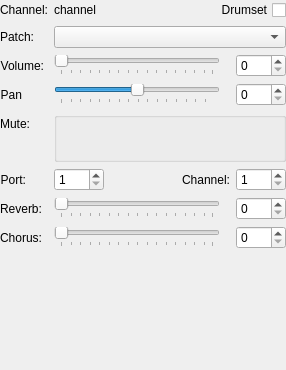
Before: the Qt Designer form mscore/mixerdetails.ui in Obliquely/MuseScore, drawn with Qt 5.
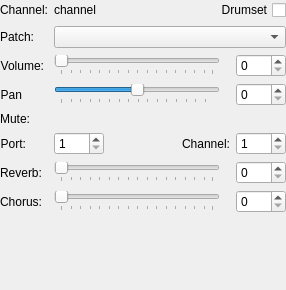
After: the same form once the commit is applied. Custom widgets are drawn as their Qt base class.

Commit message: muteVoices - improved layout & code encapsulation -  moved internal details to mixerTrackItem

```diff
--- a/mscore/mixerdetails.ui
+++ b/mscore/mixerdetails.ui
@@ -7,7 +7,7 @@
     <x>0</x>
     <y>0</y>
     <width>286</width>
-    <height>370</height>
+    <height>290</height>
    </rect>
   </property>
   <property name="sizePolicy">
@@ -23,6 +23,12 @@
    </size>
   </property>
   <layout class="QFormLayout" name="formLayout">
+   <property name="formAlignment">
+    <set>Qt::AlignLeading|Qt::AlignLeft|Qt::AlignTop</set>
+   </property>
+   <property name="verticalSpacing">
+    <number>-1</number>
+   </property>
    <property name="leftMargin">
     <number>0</number>
    </property>
@@ -327,7 +333,7 @@
      </item>
     </layout>
    </item>
-   <item row="4" column="0">
+   <item row="5" column="0">
     <widget class="QLabel" name="labelMute">
      <property name="sizePolicy">
       <sizepolicy hsizetype="Minimum" vsizetype="Preferred">
@@ -339,54 +345,18 @@
       <string>Mute:</string>
      </property>
      <property name="alignment">
-      <set>Qt::AlignRight|Qt::AlignTrailing|Qt::AlignVCenter</set>
+      <set>Qt::AlignRight|Qt::AlignTop|Qt::AlignTrailing</set>
      </property>
     </widget>
    </item>
-   <item row="4" column="1">
-    <widget class="QGroupBox" name="mutePerVoiceHolder">
-     <property name="sizePolicy">
-      <sizepolicy hsizetype="Minimum" vsizetype="Preferred">
-       <horstretch>0</horstretch>
-       <verstretch>0</verstretch>
-      </sizepolicy>
+   <item row="5" column="1">
+    <layout class="QGridLayout" name="mutePerVoiceGridLayout">
+     <property name="bottomMargin">
+      <number>12</number>
      </property>
-     <property name="minimumSize">
-      <size>
-       <width>0</width>
-       <height>50</height>
-      </size>
-     </property>
-     <property name="focusPolicy">
-      <enum>Qt::TabFocus</enum>
-     </property>
-     <property name="title">
-      <string/>
-     </property>
-     <property name="flat">
-      <bool>false</bool>
-     </property>
-     <layout class="QHBoxLayout" name="mutePerVoiceHozLayout">
-      <item>
-       <layout class="QGridLayout" name="mutePerVoiceGridLayout"/>
-      </item>
-      <item>
-       <spacer name="horizontalSpacer_6">
-        <property name="orientation">
-         <enum>Qt::Horizontal</enum>
-        </property>
-        <property name="sizeHint" stdset="0">
-         <size>
-          <width>40</width>
-          <height>20</height>
-         </size>
-        </property>
-       </spacer>
-      </item>
-     </layout>
-    </widget>
+    </layout>
    </item>
-   <item row="5" column="0">
+   <item row="7" column="0">
     <widget class="QLabel" name="labelMidiPort">
      <property name="text">
       <string>Port:</string>
@@ -396,7 +366,7 @@
      </property>
     </widget>
    </item>
-   <item row="5" column="1">
+   <item row="7" column="1">
     <layout class="QHBoxLayout" name="horizontalLayout_5">
      <item>
       <widget class="QSpinBox" name="portSpinBox">
@@ -479,7 +449,7 @@
      </item>
     </layout>
    </item>
-   <item row="6" column="0">
+   <item row="8" column="0">
     <widget class="QLabel" name="labelReverb">
      <property name="text">
       <string>Reverb:</string>
@@ -489,7 +459,7 @@
      </property>
     </widget>
    </item>
-   <item row="6" column="1">
+   <item row="8" column="1">
     <layout class="QHBoxLayout" name="portAndChannelLayout">
      <item>
       <widget class="Ms::MixerSlider" name="reverbSlider">
@@ -574,7 +544,7 @@
      </item>
     </layout>
    </item>
-   <item row="7" column="0">
+   <item row="9" column="0">
     <widget class="QLabel" name="labelChorus">
      <property name="text">
       <string>Chorus:</string>
@@ -584,7 +554,7 @@
      </property>
     </widget>
    </item>
-   <item row="7" column="1">
+   <item row="9" column="1">
     <layout class="QHBoxLayout" name="horizontalLayout_3">
      <item>
       <widget class="Ms::MixerSlider" name="chorusSlider">
```
The commit also changes 4 other files.
